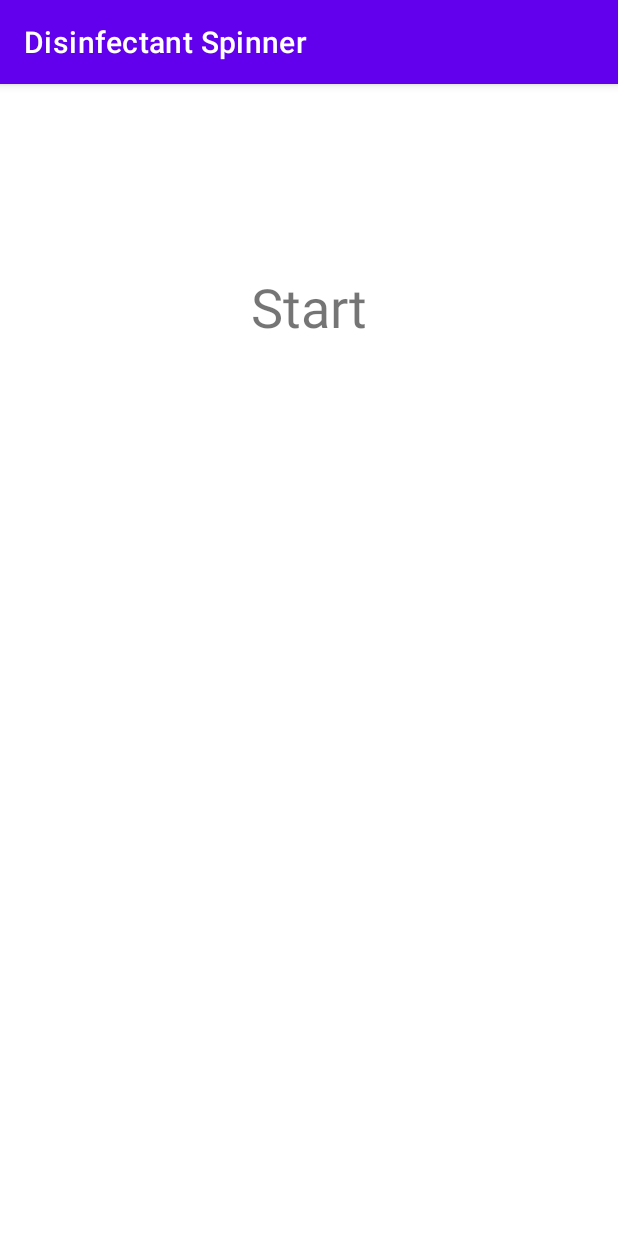
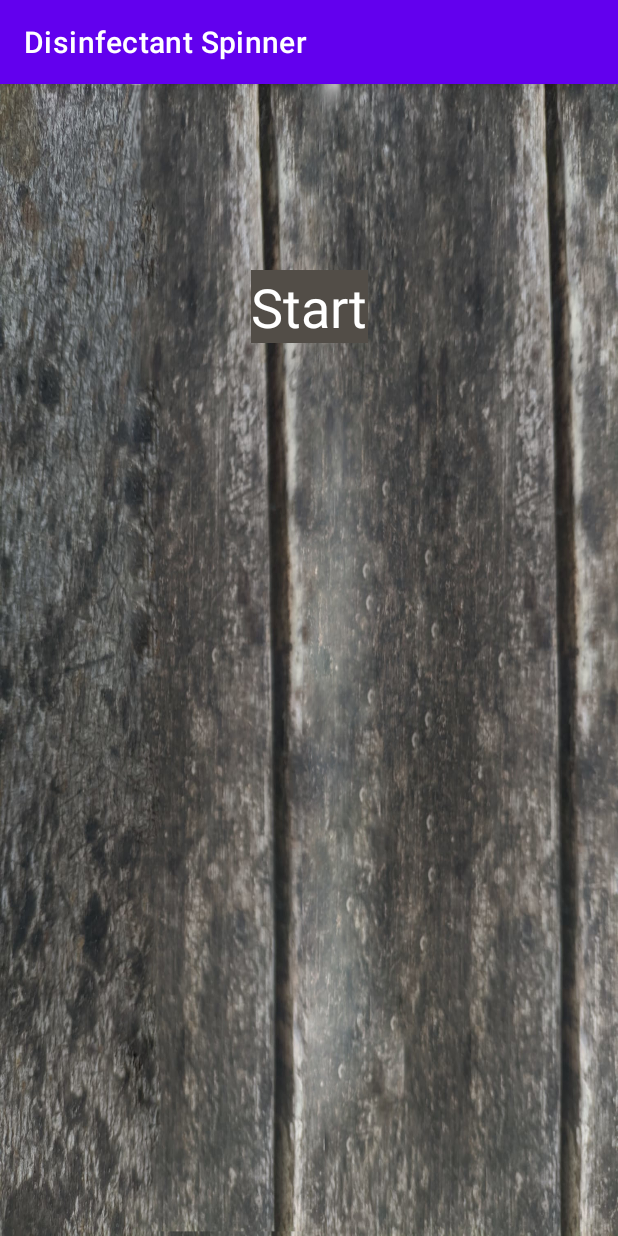
Before and after one commit to teohan-eksi/Disinfectant-Spinner, an Android app: the screen it shows after launch (MainActivity), on a phone screen of 412 x 824 dp. Run offline under Robolectric (Android 15) with nearby library versions, the phone set to English and light mode, and no system bars.

Commit message:
updated activity_main.xml to match new design.

```diff
--- a/app/src/main/res/layout/activity_main.xml
+++ b/app/src/main/res/layout/activity_main.xml
@@ -4,15 +4,18 @@
     xmlns:tools="http://schemas.android.com/tools"
     android:layout_width="match_parent"
     android:layout_height="match_parent"
+    android:background="@drawable/bg"
     tools:context=".MainActivity">
 
     <TextView
         android:id="@+id/textView"
         android:layout_width="wrap_content"
         android:layout_height="wrap_content"
+        android:background="@color/textBG"
         android:clickable="true"
         android:focusable="true"
         android:text="Start"
+        android:textColor="@color/white"
         android:textSize="36sp"
         app:layout_constraintBottom_toBottomOf="parent"
         app:layout_constraintLeft_toLeftOf="parent"
```
